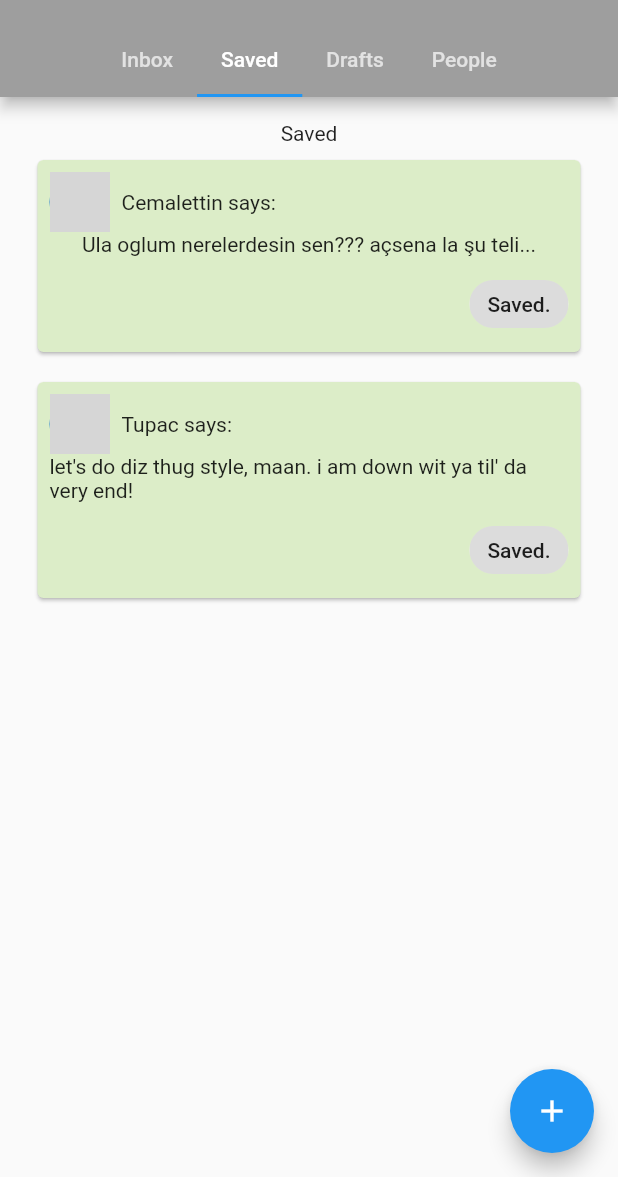
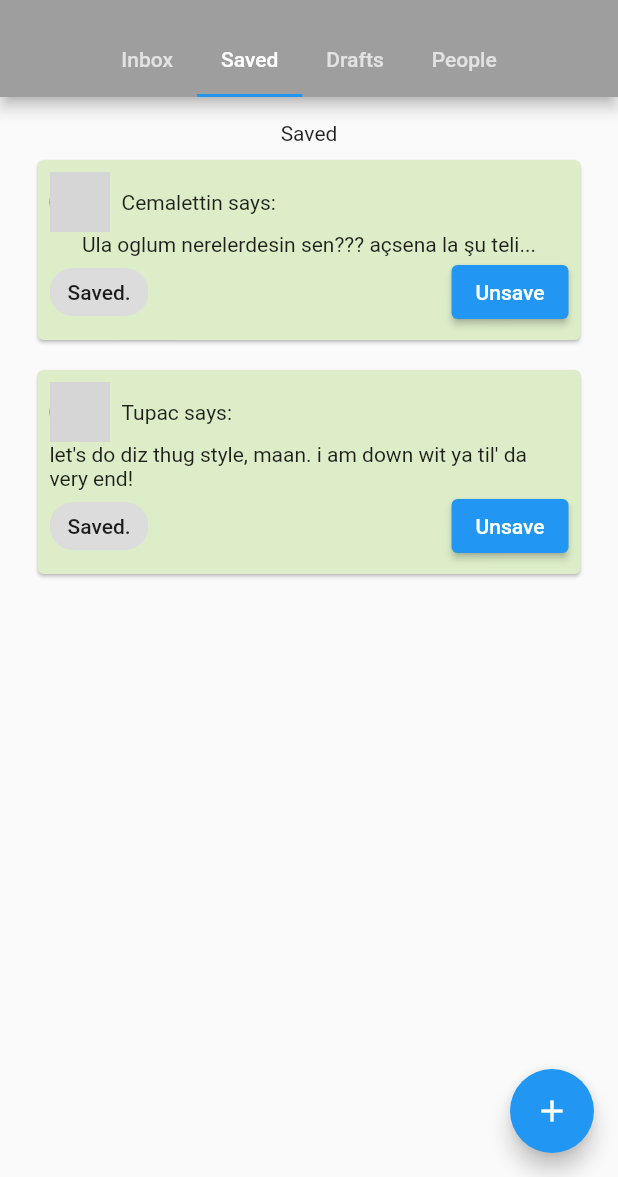
Before and after one commit to mc4n/meftun, a Flutter app: the BoardPage screen opened directly with sample values from the repository, tab 2 chosen, on a phone screen of 412 x 824 dp, the part 59-1236 px from its top. Run offline on Flutter 3.47's test engine with Material 2 defaults, Android fonts, the phone set to English and light mode, and no system bars; grey boxes are pictures that could not be loaded.

Commit message:
unsave functionality added

```diff
--- a/lib/widgets/msg_item.dart
+++ b/lib/widgets/msg_item.dart
@@ -39,23 +39,25 @@ class MessageItem extends StatelessWidget {
 
   Widget _itemFooter(BuildContext context, Message inboxMsg) {
     if (inboxMsg.isSaved) {
-      return Container(
-        margin: EdgeInsets.only(top: 8.0),
-        alignment: Alignment.centerRight,
-        child: Chip(
+      return Row(mainAxisAlignment: MainAxisAlignment.spaceBetween, children: [
+        Chip(
           label: Text("Saved."),
         ),
-      );
+        ElevatedButton(
+            onPressed: () {
+              BoardPageState.of(context).unsave(inboxMsg);
+            },
+            child: Text("Unsave"))
+      ]);
     } else {
       return Row(
         mainAxisAlignment: MainAxisAlignment.end,
         children: <Widget>[
-          TextButton(
-            child: Text("Save"),
-            onPressed: () {
-              BoardPageState.of(context).save(inboxMsg);
-            },
-          ),
+          ElevatedButton(
+              child: Text("Save"),
+              onPressed: () {
+                BoardPageState.of(context).save(inboxMsg);
+              }),
           TextButton(
             child: Text("Ignore"),
             onPressed: () {
```
Also changed, not shown: lib/board.dart (+9 -0 lines).
